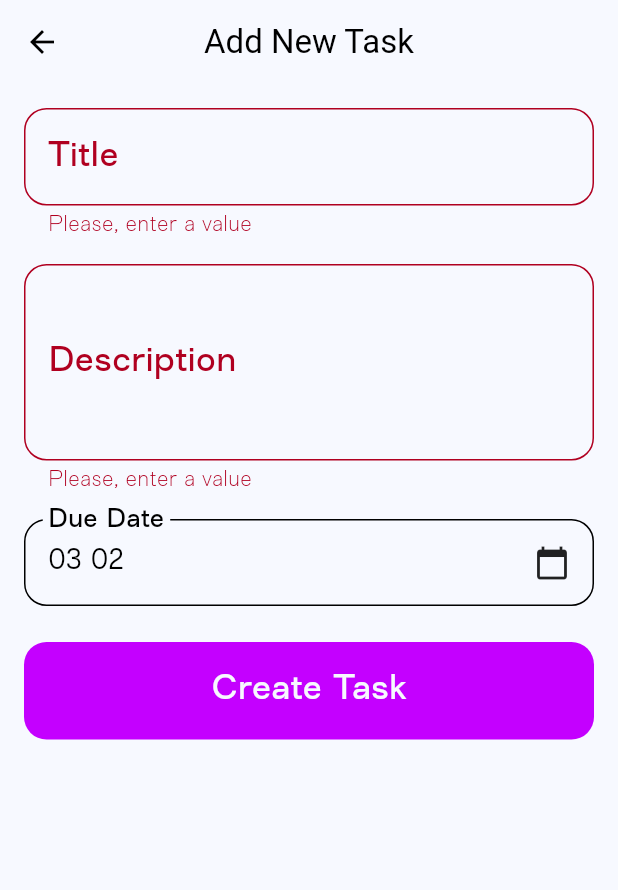
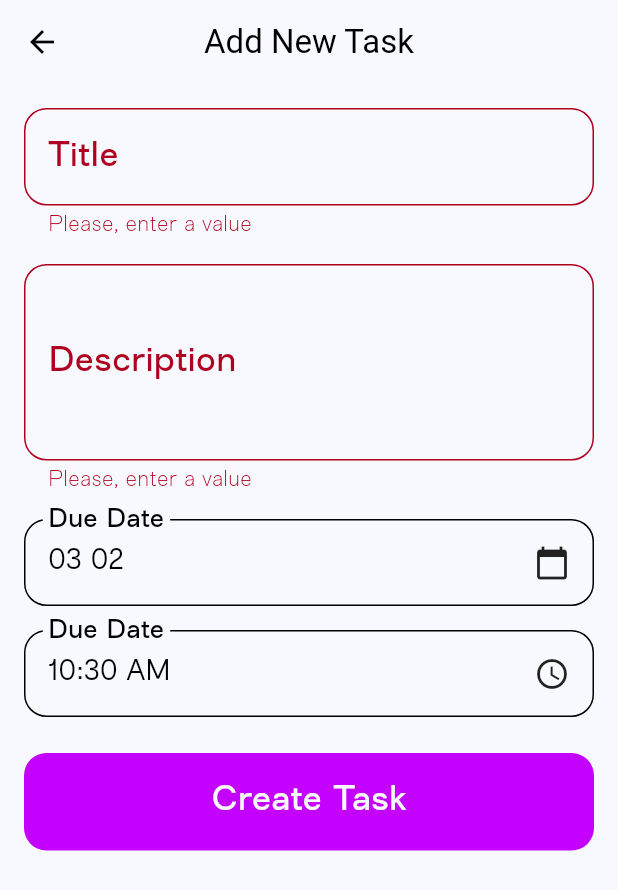
Before and after one commit to palp1ix/task_manager_krainet, a Flutter app: the AddTaskScreen screen opened directly with empty values, after a tap on "Create Task", on a phone screen of 412 x 824 dp. Shown: the top 890 px of the screen. Run offline on Flutter 3.47's test engine with Material 3 defaults, Android fonts, the phone set to English and light mode, and no system bars; our stand-ins replace auto_route, equatable, firebase_auth, firebase_core, flutter_bloc, flutter_local_notifications and 4 more; accounts and stored records are empty; generated files the repository leaves out were written again.

Commit message:
Refactor add_task page, added time selection

```diff
--- a/lib/init_dependencies.dart
+++ b/lib/init_dependencies.dart
@@ -1,6 +1,6 @@
 import 'package:firebase_core/firebase_core.dart';
 import 'package:get_it/get_it.dart';
-import 'package:task_manager_krainet/core/blocs/auth/auth_bloc.dart';
+import 'package:task_manager_krainet/presentation/blocs/auth/auth_bloc.dart';
 import 'package:task_manager_krainet/data/datasources/auth_remote_data_source.dart';
 import 'package:task_manager_krainet/data/datasources/task_local_data_source.dart';
 import 'package:task_manager_krainet/data/repositories/auth_repository_impl.dart';
--- a/lib/main.dart
+++ b/lib/main.dart
@@ -1,7 +1,7 @@
 import 'package:flutter/material.dart';
 import 'package:flutter_bloc/flutter_bloc.dart';
 import 'package:flutter_localizations/flutter_localizations.dart';
-import 'package:task_manager_krainet/core/blocs/auth/auth_bloc.dart';
+import 'package:task_manager_krainet/presentation/blocs/auth/auth_bloc.dart';
 import 'package:task_manager_krainet/init_dependencies.dart';
 import 'package:task_manager_krainet/presentation/screens/add_task/bloc/add_task_bloc.dart';
 import 'package:task_manager_krainet/presentation/screens/tasks/bloc/task_bloc.dart';
--- a/lib/presentation/screens/add_task/add_task.dart
+++ b/lib/presentation/screens/add_task/add_task.dart
@@ -1,16 +1,17 @@
 import 'package:auto_route/auto_route.dart';
 import 'package:flutter/material.dart';
 import 'package:flutter_bloc/flutter_bloc.dart';
-import 'package:intl/intl.dart';
 import 'package:flutter_gen/gen_l10n/app_localizations.dart';
 import 'package:task_manager_krainet/core/constants/constants.dart';
 import 'package:task_manager_krainet/presentation/screens/add_task/bloc/add_task_bloc.dart';
-import 'package:task_manager_krainet/shared/theme/colors.dart';
-import 'package:task_manager_krainet/shared/widgets/decorated_button.dart';
-import 'package:task_manager_krainet/shared/widgets/decorated_dialog.dart';
-import 'package:task_manager_krainet/shared/widgets/decorated_text_form_field.dart';
+import 'package:task_manager_krainet/presentation/screens/add_task/widgets/date_time_picker.dart';
+import 'package:task_manager_krainet/presentation/screens/add_task/widgets/submit_button.dart';
+import 'package:task_manager_krainet/presentation/screens/add_task/widgets/task_form_fields.dart';
+import 'package:task_manager_krainet/presentation/screens/add_task/widgets/task_status_listener.dart';
 import 'package:task_manager_krainet/shared/widgets/tap_outside_to_unfocus.dart';
 
+/// The main screen for adding a new task
+/// Uses a form with various input fields for task details
 @RoutePage()
 class AddTaskScreen extends StatefulWidget {
   const AddTaskScreen({super.key, required this.categoryName});
@@ -27,6 +28,7 @@ class _AddTaskScreenState extends State<AddTaskScreen> {
   final _descriptionController = TextEditingController();
   late AddTaskBloc addTaskBloc;
   DateTime _selectedDate = DateTime.now();
+  TimeOfDay _selectedTime = TimeOfDay.now();
 
   @override
   void initState() {
@@ -44,35 +46,8 @@ class _AddTaskScreenState extends State<AddTaskScreen> {
   @override
   Widget build(BuildContext context) {
     final localization = AppLocalizations.of(context)!;
-    final theme = Theme.of(context);
 
-    return BlocListener<AddTaskBloc, AddTaskState>(
-      listener: (context, state) {
-        if (state is AddTaskInProgress) {
-          showProgressIndicatorDialog(context);
-        } else if (state is AddTaskFailed) {
-          // Close progress dialog
-          Navigator.of(context).pop();
-
-          // Show message
-          ScaffoldMessenger.of(context).showSnackBar(
-            SnackBar(
-              backgroundColor: AppColors.error,
-              content: Text(localization.errorMessage),
-            ),
-          );
-        } else if (state is AddTaskSuccess) {
-          // Return to tasks page
-          context.router.back();
-          // Show message
-          ScaffoldMessenger.of(context).showSnackBar(
-            SnackBar(
-              backgroundColor: AppColors.success,
-              content: Text(localization.taskCreated),
-            ),
-          );
-        }
-      },
+    return TaskStatusListener(
       child: TapOutsideToUnfocus(
         child: Scaffold(
           appBar: AppBar(
@@ -90,54 +65,30 @@ class _AddTaskScreenState extends State<AddTaskScreen> {
                 child: Column(
                   crossAxisAlignment: CrossAxisAlignment.stretch,
                   children: [
-                    // Title input
-                    DecoratedTextFormField(
-                        controller: _titleController,
-                        labelText: localization.title),
-                    const SizedBox(height: 16),
-
-                    // Description input
-                    DecoratedTextFormField(
-                      controller: _descriptionController,
-                      labelText: localization.description,
-                      maxLines: 3,
+                    // Title and description input fields
+                    TaskFormFields(
+                      titleController: _titleController,
+                      descriptionController: _descriptionController,
                     ),
                     const SizedBox(height: 16),
 
                     // Date Input
-                    InkWell(
-                      onTap: () => _selectDate(context),
-                      child: InputDecorator(
-                        decoration: InputDecoration(
-                          labelText: localization.dueDate,
-                          border: OutlineInputBorder().copyWith(
-                              borderRadius: BorderRadius.circular(
-                                  AppConstants.inputBorderRadius)),
-                        ),
-                        child: Row(
-                          mainAxisAlignment: MainAxisAlignment.spaceBetween,
-                          children: [
-                            Text(
-                              DateFormat('MM dd').format(_selectedDate),
-                            ),
-                            const Icon(Icons.calendar_today),
-                          ],
-                        ),
-                      ),
+                    DatePickerField(
+                      selectedDate: _selectedDate,
+                      onTap: _selectDate,
+                    ),
+                    const SizedBox(height: 16),
+
+                    // Time Input
+                    TimePickerField(
+                      selectedTime: _selectedTime,
+                      onTap: _selectTime,
                     ),
                     const SizedBox(height: 24),
 
-                    //Submit button
-                    DecoratedButton(
-                      onPressed: () {
-                        _submitForm();
-                      },
-                      padding: const EdgeInsets.symmetric(vertical: 16),
-                      child: Text(
-                        localization.createTask,
-                        style: theme.textTheme.bodyLarge
-                            ?.copyWith(color: theme.colorScheme.surface),
-                      ),
+                    // Submit button
+                    SubmitButton(
+                      onPressed: _submitForm,
                     ),
                   ],
                 ),
@@ -149,7 +100,7 @@ class _AddTaskScreenState extends State<AddTaskScreen> {
     );
   }
 
-  // Function for select date
+  /// Opens a date picker dialog and updates the selected date
   Future<void> _selectDate(BuildContext context) async {
     final DateTime? picked = await showDatePicker(
       context: context,
@@ -158,7 +109,7 @@ class _AddTaskScreenState extends State<AddTaskScreen> {
       lastDate: DateTime(AppConstants.lastYearRange),
     );
 
-    // Also validating
+    // Update state if a new valid date was selected
     if (picked != null && picked != _selectedDate) {
       setState(() {
         _selectedDate = picked;
@@ -166,15 +117,38 @@ class _AddTaskScreenState extends State<AddTaskScreen> {
     }
   }
 
-  // Final after validating we submit form and push event to bloc
+  /// Opens a time picker dialog and updates the selected time
+  Future<void> _selectTime(BuildContext context) async {
+    final TimeOfDay? picked =
+        await showTimePicker(context: context, initialTime: _selectedTime);
+
+    // Update state if a new valid time was selected
+    if (picked != null && picked != _selectedTime) {
+      setState(() {
+        _selectedTime = picked;
+      });
+    }
+  }
+
+  /// Validates the form and submits task data to the bloc
   void _submitForm() {
     if (_formKey.currentState!.validate()) {
+      // Combine date and time into a single DateTime object
+      final DateTime combinedDateTime = DateTime(
+        _selectedDate.year,
+        _selectedDate.month,
+        _selectedDate.day,
+        _selectedTime.hour,
+        _selectedTime.minute,
+      );
+
       addTaskBloc.add(CreateTask(
-          title: _titleController.text,
-          description: _descriptionController.text,
-          category: widget.categoryName,
-          date: _selectedDate,
-          isCompleted: false));
+        title: _titleController.text,
+        description: _descriptionController.text,
+        category: widget.categoryName,
+        date: combinedDateTime,
+        isCompleted: false,
+      ));
     }
   }
 }
--- /dev/null
+++ b/lib/presentation/screens/add_task/widgets/date_time_picker.dart
@@ -0,0 +1,82 @@
+import 'package:flutter/material.dart';
+import 'package:intl/intl.dart';
+import 'package:flutter_gen/gen_l10n/app_localizations.dart';
+import 'package:task_manager_krainet/core/constants/constants.dart';
+
+/// A widget that displays date picker input field
+/// Used in the add task screen to select a due date
+class DatePickerField extends StatelessWidget {
+  final DateTime selectedDate;
+  final Function(BuildContext) onTap;
+
+  const DatePickerField({
+    super.key,
+    required this.selectedDate,
+    required this.onTap,
+  });
+
+  @override
+  Widget build(BuildContext context) {
+    final localization = AppLocalizations.of(context)!;
+
+    return InkWell(
+      onTap: () => onTap(context),
+      child: InputDecorator(
+        decoration: InputDecoration(
+          labelText: localization.dueDate,
+          border: OutlineInputBorder().copyWith(
+            borderRadius: BorderRadius.circular(AppConstants.inputBorderRadius),
+          ),
+        ),
+        child: Row(
+          mainAxisAlignment: MainAxisAlignment.spaceBetween,
+          children: [
+            Text(
+              DateFormat('MM dd').format(selectedDate),
+            ),
+            const Icon(Icons.calendar_today),
+          ],
+        ),
+      ),
+    );
+  }
+}
+
+/// A widget that displays time picker input field
+/// Used in the add task screen to select a due time
+class TimePickerField extends StatelessWidget {
+  final TimeOfDay selectedTime;
+  final Function(BuildContext) onTap;
+
+  const TimePickerField({
+    super.key,
+    required this.selectedTime,
+    required this.onTap,
+  });
+
+  @override
+  Widget build(BuildContext context) {
+    final localization = AppLocalizations.of(context)!;
+
+    return InkWell(
+      onTap: () => onTap(context),
+      child: InputDecorator(
+        decoration: InputDecoration(
+          labelText: localization.dueDate,
+          border: OutlineInputBorder().copyWith(
+            borderRadius: BorderRadius.circular(AppConstants.inputBorderRadius),
+          ),
+        ),
+        child: Row(
+          mainAxisAlignment: MainAxisAlignment.spaceBetween,
+          children: [
+            Text(
+              selectedTime.format(context),
+            ),
+            const Icon(Icons.access_time),
+          ],
+        ),
+      ),
+    );
+  }
+}
--- /dev/null
+++ b/lib/presentation/screens/add_task/widgets/submit_button.dart
@@ -0,0 +1,28 @@
+import 'package:flutter/material.dart';
+import 'package:flutter_gen/gen_l10n/app_localizations.dart';
+import 'package:task_manager_krainet/shared/widgets/decorated_button.dart';
+
+/// A widget that displays the submit button for the add task form
+class SubmitButton extends StatelessWidget {
+  final VoidCallback onPressed;
+
+  const SubmitButton({
+    super.key,
+    required this.onPressed,
+  });
+
+  @override
+  Widget build(BuildContext context) {
+    final localization = AppLocalizations.of(context)!;
+    final theme = Theme.of(context);
+
+    return DecoratedButton(
+      onPressed: onPressed,
+      padding: const EdgeInsets.symmetric(vertical: 16),
+      child: Text(
+        localization.createTask,
+        style: theme.textTheme.bodyLarge?.copyWith(color: theme.colorScheme.surface),
+      ),
+    );
+  }
+}
--- /dev/null
+++ b/lib/presentation/screens/add_task/widgets/task_form_fields.dart
@@ -0,0 +1,39 @@
+import 'package:flutter/material.dart';
+import 'package:flutter_gen/gen_l10n/app_localizations.dart';
+import 'package:task_manager_krainet/shared/widgets/decorated_text_form_field.dart';
+
+/// A widget containing the title and description form fields
+/// Used in the add task screen for task information input
+class TaskFormFields extends StatelessWidget {
+  final TextEditingController titleController;
+  final TextEditingController descriptionController;
+
+  const TaskFormFields({
+    super.key,
+    required this.titleController,
+    required this.descriptionController,
+  });
+
+  @override
+  Widget build(BuildContext context) {
+    final localization = AppLocalizations.of(context)!;
+
+    return Column(
+      children: [
+        // Title input
+        DecoratedTextFormField(
+          controller: titleController,
+          labelText: localization.title,
+        ),
+        const SizedBox(height: 16),
+
+        // Description input
+        DecoratedTextFormField(
+          controller: descriptionController,
+          labelText: localization.description,
+          maxLines: 3,
+        ),
+      ],
+    );
+  }
+}
--- /dev/null
+++ b/lib/presentation/screens/add_task/widgets/task_status_listener.dart
@@ -0,0 +1,53 @@
+import 'package:auto_route/auto_route.dart';
+import 'package:flutter/material.dart';
+import 'package:flutter_bloc/flutter_bloc.dart';
+import 'package:flutter_gen/gen_l10n/app_localizations.dart';
+import 'package:task_manager_krainet/presentation/screens/add_task/bloc/add_task_bloc.dart';
+import 'package:task_manager_krainet/shared/theme/colors.dart';
+import 'package:task_manager_krainet/shared/widgets/decorated_dialog.dart';
+
+/// A widget that listens to the task status changes and shows appropriate UI feedback
+/// Used to handle loading, success, and error states when creating a task
+class TaskStatusListener extends StatelessWidget {
+  final Widget child;
+
+  const TaskStatusListener({
+    super.key,
+    required this.child,
+  });
+
+  @override
+  Widget build(BuildContext context) {
+    final localization = AppLocalizations.of(context)!;
+
+    return BlocListener<AddTaskBloc, AddTaskState>(
+      listener: (context, state) {
+        if (state is AddTaskInProgress) {
+          showProgressIndicatorDialog(context);
+        } else if (state is AddTaskFailed) {
+          // Close progress dialog
+          Navigator.of(context).pop();
+
+          // Show message
+          ScaffoldMessenger.of(context).showSnackBar(
+            SnackBar(
+              backgroundColor: AppColors.error,
+              content: Text(localization.errorMessage),
+            ),
+          );
+        } else if (state is AddTaskSuccess) {
+          // Return to tasks page
+          context.router.back();
+          // Show message
+          ScaffoldMessenger.of(context).showSnackBar(
+            SnackBar(
+              backgroundColor: AppColors.success,
+              content: Text(localization.taskCreated),
+            ),
+          );
+        }
+      },
+      child: child,
+    );
+  }
+}
--- a/lib/presentation/screens/login/login.dart
+++ b/lib/presentation/screens/login/login.dart
@@ -1,7 +1,7 @@
 import 'package:auto_route/auto_route.dart';
 import 'package:flutter/material.dart';
 import 'package:flutter_bloc/flutter_bloc.dart';
-import 'package:task_manager_krainet/core/blocs/auth/auth_bloc.dart';
+import 'package:task_manager_krainet/presentation/blocs/auth/auth_bloc.dart';
 import 'package:task_manager_krainet/core/constants/constants.dart';
 import 'package:task_manager_krainet/core/router/router.gr.dart';
 import 'package:flutter_gen/gen_l10n/app_localizations.dart';
--- a/lib/presentation/screens/profile/profile.dart
+++ b/lib/presentation/screens/profile/profile.dart
@@ -2,7 +2,7 @@ import 'package:auto_route/auto_route.dart';
 import 'package:firebase_auth/firebase_auth.dart';
 import 'package:flutter/material.dart';
 import 'package:flutter_bloc/flutter_bloc.dart';
-import 'package:task_manager_krainet/core/blocs/auth/auth_bloc.dart';
+import 'package:task_manager_krainet/presentation/blocs/auth/auth_bloc.dart';
 import 'package:task_manager_krainet/core/router/router.gr.dart';
 import 'package:task_manager_krainet/core/services/auth_service.dart';
 import 'package:task_manager_krainet/shared/theme/colors.dart';
```
Also changed, not shown: lib/presentation/blocs/auth/auth_bloc.dart (renamed from lib/core/blocs/auth/auth_bloc.dart), lib/presentation/blocs/auth/auth_event.dart (renamed from lib/core/blocs/auth/auth_event.dart), lib/presentation/blocs/auth/auth_state.dart (renamed from lib/core/blocs/auth/auth_state.dart).
